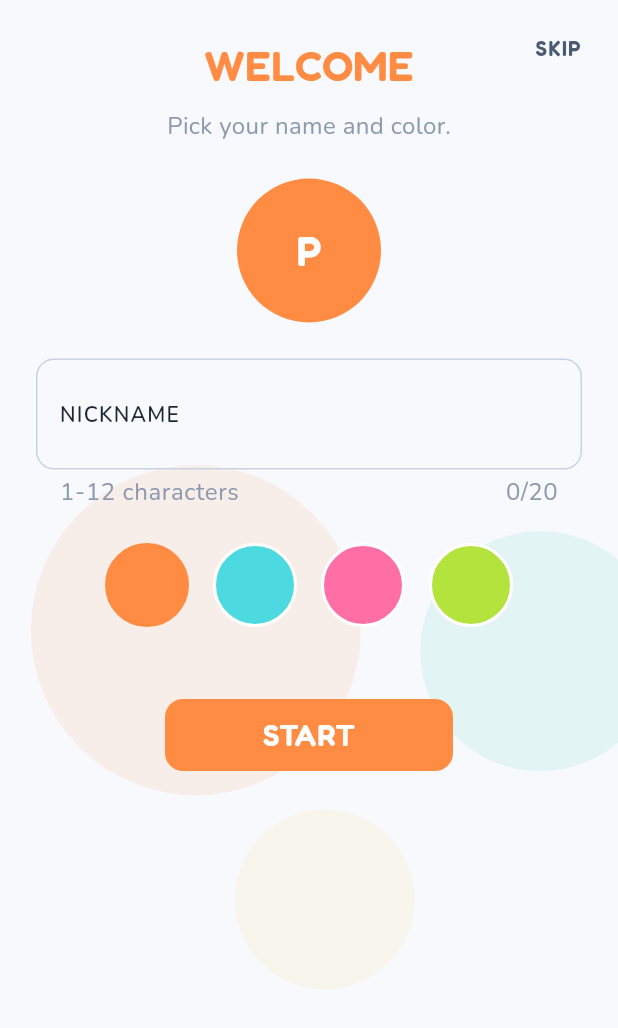
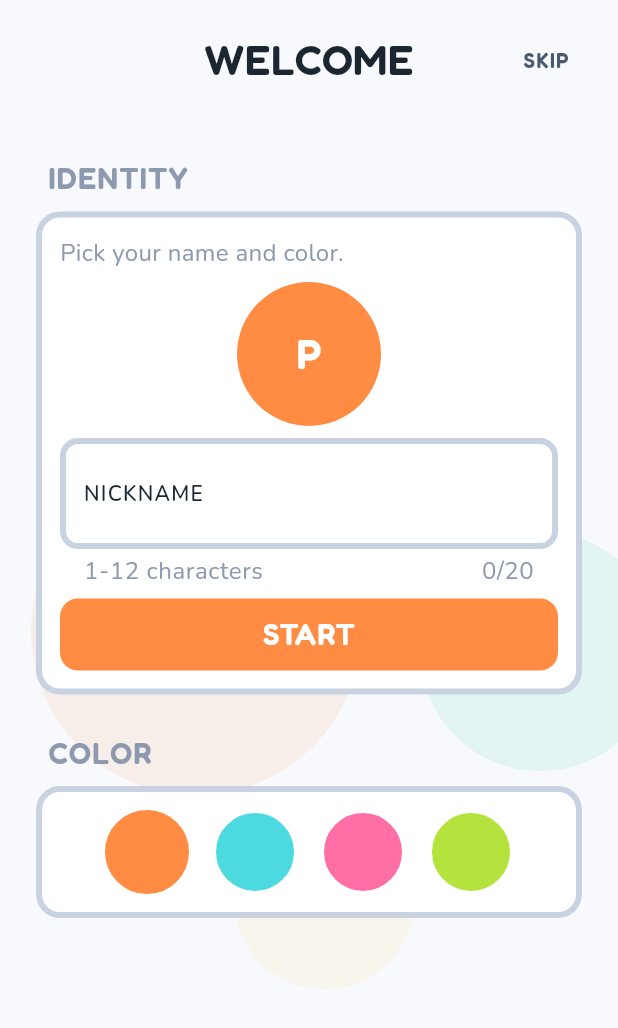
Before and after one commit to dev-hann/tongtong-royal, a Flutter app: the screen it shows after launch, on a phone screen of 412 x 824 dp. Shown: the top 1028 px of the screen. Run offline on Flutter 3.47's test engine with Material 3 defaults, Android fonts, the phone set to English and light mode, and no system bars; our stand-ins replace shared_preferences; missing offline and left inert: flame, forge2d.

Commit message:
feat(app): non-game form law enforced across all meta pages
- design: TtrPageHeader (fixed back+title+trailing, replaces 4x
  copy-pasted stacks), TtrCardGroup (section label + bordered surface,
  whole-group stagger), ComponentSizes.avatar token (kills raw 96)
- FORM refactors: Profile [IDENTITY/COLOR/RECORD] groups + stretched
  SAVE + field border aligned to card weight; Settings [GENERAL/ABOUT]
  + bottom-pinned footer (Spacer void gone); Credits [ASSETS] group;
  Onboarding backless header + SKIP as trailing — identical skeleton
  per guide 6 Form Law (99be42e)
- all PATROL anchors/keys unchanged (settings_flow green on Pi rig)
- fix: smoke wrapper now exits non-zero on case failures (counter was
  never enforced)
- FOCUSED audit: Home/Intro compliant; Results list-vs-A tension noted
  in guide scoping (already 'header zone') — no structural change
- +16 widget tests (386 app total)

```diff
--- /dev/null
+++ b/app/lib/design/component_sizes.dart
@@ -0,0 +1,11 @@
+/// Component-size tokens for TongTong Royal.
+///
+/// Fixed dimensions of shared UI parts that are component geometry,
+/// not flow spacing (guide § 6 — "avatars use the tokenized size").
+/// No raw 96/56 literals in screens. Re-exported through
+/// `design/tokens.dart` (ArenaPalette precedent) so screens import
+/// one token library.
+abstract final class ComponentSizes {
+  /// Avatar circle diameter on the profile/onboarding identity cards.
+  static const double avatar = 96;
+}
--- a/app/lib/design/tokens.dart
+++ b/app/lib/design/tokens.dart
@@ -16,6 +16,7 @@ import 'dart:ui' show Color;
 import 'package:flutter/painting.dart' show FontWeight, TextStyle;
 
 export 'package:app/design/arena_palette.dart' show ArenaPalette;
+export 'package:app/design/component_sizes.dart' show ComponentSizes;
 
 /// Font families per design guide § 2. Bundled as variable `.ttf`
 /// assets (offline-first); Korean text falls back through
--- /dev/null
+++ b/app/lib/design/widgets/ttr_card_group.dart
@@ -0,0 +1,83 @@
+import 'package:app/design/tokens.dart';
+import 'package:app/design/widgets/ttr_staggered_entrance.dart';
+import 'package:flutter/material.dart';
+
+/// FORM content unit (guide § 6): an optional section label
+/// (labelLarge role, uppercase, tracked, [ColorPalette.neutral500],
+/// left-aligned) above a rounded surface container
+/// ([ColorPalette.surface], [RadiusScale.card], neutral200 border at
+/// the `TtrSettingsRow` border weight) holding a stretched column of
+/// [children] — `TtrSettingsRow`s or custom content. Actions inside
+/// stretch full width (Form Law: `CrossAxisAlignment.stretch`).
+///
+/// Stagger (guide § 4): pass [staggerIndex] to slide the whole group
+/// in as one entrance item; callers sequence groups 0, 1, 2...
+class TtrCardGroup extends StatelessWidget {
+  /// Creates the group.
+  const TtrCardGroup({
+    required this.children,
+    this.label,
+    this.staggerIndex,
+    super.key,
+  });
+
+  /// Section label; uppercased for display. `null` renders the card
+  /// alone (unlabelled single-section forms).
+  final String? label;
+
+  /// Card content rows, stretched to the group width and separated
+  /// by [SpacingScale.sm] gutters.
+  final List<Widget> children;
+
+  /// Staggered-entrance index for the whole group; `null` disables
+  /// the entrance.
+  final int? staggerIndex;
+
+  @override
+  Widget build(BuildContext context) {
+    final label = this.label;
+    final group = Column(
+      crossAxisAlignment: CrossAxisAlignment.stretch,
+      children: [
+        if (label != null)
+          Padding(
+            padding: const EdgeInsets.only(
+              left: SpacingScale.sm,
+              bottom: SpacingScale.sm,
+            ),
+            child: Text(
+              label.toUpperCase(),
+              style: TypeScale.labelLarge.copyWith(
+                color: ColorPalette.neutral500,
+              ),
+            ),
+          ),
+        Container(
+          padding: const EdgeInsets.all(SpacingScale.md),
+          decoration: BoxDecoration(
+            color: ColorPalette.surface,
+            borderRadius: BorderRadius.circular(RadiusScale.card),
+            border: Border.all(
+              color: ColorPalette.neutral200,
+              width: SpacingScale.xs,
+            ),
+          ),
+          child: Column(
+            crossAxisAlignment: CrossAxisAlignment.stretch,
+            children: [
+              for (final (index, child) in children.indexed) ...[
+                if (index > 0) const SizedBox(height: SpacingScale.sm),
+                child,
+              ],
+            ],
+          ),
+        ),
+      ],
+    );
+    final staggerIndex = this.staggerIndex;
+    if (staggerIndex == null) {
+      return group;
+    }
+    return TtrStaggeredEntrance(index: staggerIndex, child: group);
+  }
+}
--- /dev/null
+++ b/app/lib/design/widgets/ttr_page_header.dart
@@ -0,0 +1,49 @@
+import 'package:app/design/tokens.dart';
+import 'package:app/design/widgets/ttr_back_button.dart';
+import 'package:flutter/material.dart';
+
+/// Fixed page header of the FORM archetype (guide § 6): `TtrBackButton`
+/// top-left, centered title in the title role, optional [trailing]
+/// slot in the top-right (e.g. onboarding SKIP). Padded by
+/// [SpacingScale.lg] and ALWAYS mounted outside the scroll area —
+/// the header never scrolls with the body.
+class TtrPageHeader extends StatelessWidget {
+  /// Creates the header.
+  const TtrPageHeader({
+    required this.title,
+    this.showBack = true,
+    this.trailing,
+    super.key,
+  });
+
+  /// Centered header title (caller passes it UPPERCASE).
+  final String title;
+
+  /// Whether the back affordance shows; first-launch screens
+  /// (onboarding) have nothing to pop.
+  final bool showBack;
+
+  /// Optional widget in the top-right header slot.
+  final Widget? trailing;
+
+  @override
+  Widget build(BuildContext context) {
+    final trailing = this.trailing;
+    return Padding(
+      padding: const EdgeInsets.all(SpacingScale.lg),
+      child: Stack(
+        alignment: Alignment.center,
+        children: [
+          if (showBack)
+            const Align(
+              alignment: Alignment.centerLeft,
+              child: TtrBackButton(),
+            ),
+          Text(title, style: TypeScale.title, textAlign: TextAlign.center),
+          if (trailing != null)
+            Align(alignment: Alignment.centerRight, child: trailing),
+        ],
+      ),
+    );
+  }
+}
--- a/app/lib/presentation/onboarding_screen.dart
+++ b/app/lib/presentation/onboarding_screen.dart
@@ -1,6 +1,8 @@
 import 'package:app/design/tokens.dart';
 import 'package:app/design/widgets/ttr_button.dart';
+import 'package:app/design/widgets/ttr_card_group.dart';
 import 'package:app/design/widgets/ttr_color_swatch.dart';
+import 'package:app/design/widgets/ttr_page_header.dart';
 import 'package:app/design/widgets/ttr_page_shell.dart';
 import 'package:app/infra/profile_store.dart';
 import 'package:app/profile/profile_controller.dart';
@@ -10,8 +12,10 @@ import 'package:flutter/material.dart';
 ///
 /// Shown once — the shell gates on `controller.needsOnboarding`;
 /// after START completes the onboarded flag is persisted and the
-/// screen never appears again. Same building blocks as the profile
-/// screen (guide § 6), condensed to one column.
+/// screen never appears again. Guide § 6 FORM skeleton: backless
+/// `TtrPageHeader` carrying SKIP in the trailing slot, over one
+/// scroll of `TtrCardGroup` sections — IDENTITY (avatar + nickname
+/// field + full-width START) and COLOR (palette).
 class OnboardingScreen extends StatefulWidget {
   /// Creates the onboarding screen.
   const OnboardingScreen({
@@ -92,57 +96,54 @@ class _OnboardingScreenState extends State<OnboardingScreen> {
   @override
   Widget build(BuildContext context) {
     return TtrPageShell(
-      child: Stack(
-        children: [
-          ListenableBuilder(
+      child: ListenableBuilder(
         listenable: widget.controller,
         builder: (context, _) {
           final profile = widget.controller.profile;
-              return SingleChildScrollView(
+          return Column(
+            crossAxisAlignment: CrossAxisAlignment.stretch,
+            children: [
+              TtrPageHeader(
+                title: 'WELCOME',
+                showBack: false,
+                trailing: TextButton(
+                  key: OnboardingScreen.skipButtonKey,
+                  onPressed: _skip,
+                  style: TextButton.styleFrom(
+                    foregroundColor: ColorPalette.neutral700,
+                    textStyle: TypeScale.label,
+                  ),
+                  child: const Text('SKIP'),
+                ),
+              ),
+              Expanded(
+                child: SingleChildScrollView(
                   padding: const EdgeInsets.all(SpacingScale.xl),
                   child: Column(
+                    crossAxisAlignment: CrossAxisAlignment.stretch,
                     children: [
-                    Text(
-                      'WELCOME',
-                      style: TypeScale.title.copyWith(
-                        color: ColorPalette.primary,
-                      ),
-                    ),
-                    const SizedBox(height: SpacingScale.sm),
+                      TtrCardGroup(
+                        label: 'IDENTITY',
+                        staggerIndex: 0,
+                        children: [
                           Text(
                             'Pick your name and color.',
                             style: TypeScale.body.copyWith(
                               color: ColorPalette.neutral500,
                             ),
                           ),
-                    const SizedBox(height: SpacingScale.xl),
-                    Container(
-                      width: 96,
-                      height: 96,
-                      decoration: BoxDecoration(
-                        color: PlayerPalette.forIndex(profile.colorIndex),
-                        shape: BoxShape.circle,
+                          _AvatarBlock(
+                            colorIndex: profile.colorIndex,
+                            nickname: profile.nickname,
                           ),
-                      child: Center(
-                        child: Text(
-                          profile.nickname.isEmpty
-                              ? '?'
-                              : profile.nickname.characters.first.toUpperCase(),
-                          style: TypeScale.title.copyWith(
-                            color: ColorPalette.onPrimary,
-                          ),
-                        ),
-                      ),
-                    ),
-                    const SizedBox(height: SpacingScale.xl),
                           TextField(
                             key: OnboardingScreen.nicknameFieldKey,
                             controller: _nickname,
                             onSubmitted: (_) => _start(),
                             maxLength: 20,
                             textAlign: TextAlign.center,
-                      // Nicknames are names, not words — no spell-check
-                      // squiggles (ux-checklist).
+                            // Nicknames are names, not words — no
+                            // spell-check squiggles (ux-checklist).
                             spellCheckConfiguration:
                                 const SpellCheckConfiguration.disabled(),
                             style: TypeScale.title,
@@ -162,6 +163,7 @@ class _OnboardingScreenState extends State<OnboardingScreen> {
                                 ),
                                 borderSide: const BorderSide(
                                   color: ColorPalette.neutral200,
+                                  width: SpacingScale.xs,
                                 ),
                               ),
                               focusedBorder: OutlineInputBorder(
@@ -170,31 +172,11 @@ class _OnboardingScreenState extends State<OnboardingScreen> {
                                 ),
                                 borderSide: const BorderSide(
                                   color: ColorPalette.primary,
+                                  width: SpacingScale.xs,
                                 ),
                               ),
                             ),
                           ),
-                    const SizedBox(height: SpacingScale.xl),
-                    Row(
-                      mainAxisAlignment: MainAxisAlignment.center,
-                      children: [
-                        for (final (index, color) in PlayerPalette.all.indexed)
-                          Padding(
-                            padding: const EdgeInsets.symmetric(
-                              horizontal: SpacingScale.sm,
-                            ),
-                            child: TtrColorSwatch(
-                              key: ValueKey<String>(
-                                '${OnboardingScreen.swatchKeyPrefix}$index',
-                              ),
-                              color: color,
-                              selected: index == profile.colorIndex,
-                              onTap: () => widget.controller.selectColor(index),
-                            ),
-                          ),
-                      ],
-                    ),
-                    const SizedBox(height: SpacingScale.xxxl),
                           TtrButton(
                             key: OnboardingScreen.startButtonKey,
                             label: 'START',
@@ -203,26 +185,78 @@ class _OnboardingScreenState extends State<OnboardingScreen> {
                           ),
                         ],
                       ),
-              );
-            },
+                      const SizedBox(height: SpacingScale.xl),
+                      TtrCardGroup(
+                        label: 'COLOR',
+                        staggerIndex: 1,
+                        children: [
+                          _PaletteGrid(
+                            selectedIndex: profile.colorIndex,
+                            onSelect: widget.controller.selectColor,
                           ),
-          // Secondary text affordance pinned to the top-right safe
-          // corner (TtrPageShell SafeAreas the stack).
-          Positioned(
-            top: SpacingScale.sm,
-            right: SpacingScale.sm,
-            child: TextButton(
-              key: OnboardingScreen.skipButtonKey,
-              onPressed: _skip,
-              style: TextButton.styleFrom(
-                foregroundColor: ColorPalette.neutral700,
-                textStyle: TypeScale.label,
+                        ],
                       ),
-              child: const Text('SKIP'),
+                    ],
+                  ),
                 ),
               ),
             ],
+          );
+        },
       ),
     );
   }
 }
+
+class _AvatarBlock extends StatelessWidget {
+  const _AvatarBlock({required this.colorIndex, required this.nickname});
+
+  final int colorIndex;
+  final String nickname;
+
+  @override
+  Widget build(BuildContext context) {
+    return Container(
+      width: ComponentSizes.avatar,
+      height: ComponentSizes.avatar,
+      decoration: BoxDecoration(
+        color: PlayerPalette.forIndex(colorIndex),
+        shape: BoxShape.circle,
+      ),
+      child: Center(
+        child: Text(
+          nickname.isEmpty ? '?' : nickname.characters.first.toUpperCase(),
+          style: TypeScale.title.copyWith(color: ColorPalette.onPrimary),
+        ),
+      ),
+    );
+  }
+}
+
+class _PaletteGrid extends StatelessWidget {
+  const _PaletteGrid({required this.selectedIndex, required this.onSelect});
+
+  final int selectedIndex;
+  final ValueChanged<int> onSelect;
+
+  @override
+  Widget build(BuildContext context) {
+    return Row(
+      mainAxisAlignment: MainAxisAlignment.center,
+      children: [
+        for (final (index, color) in PlayerPalette.all.indexed)
+          Padding(
+            padding: const EdgeInsets.symmetric(horizontal: SpacingScale.sm),
+            child: TtrColorSwatch(
+              key: ValueKey<String>(
+                '${OnboardingScreen.swatchKeyPrefix}$index',
+              ),
+              color: color,
+              selected: index == selectedIndex,
+              onTap: () => onSelect(index),
+            ),
+          ),
+      ],
+    );
+  }
+}
```
Also changed, not shown: app/lib/presentation/credits_screen.dart (+19 -29 lines), app/lib/presentation/profile_screen.dart (+43 -27 lines), app/lib/presentation/settings_screen.dart (+32 -31 lines), 8 other files. Lines whose indentation alone changed are shown as unchanged.
